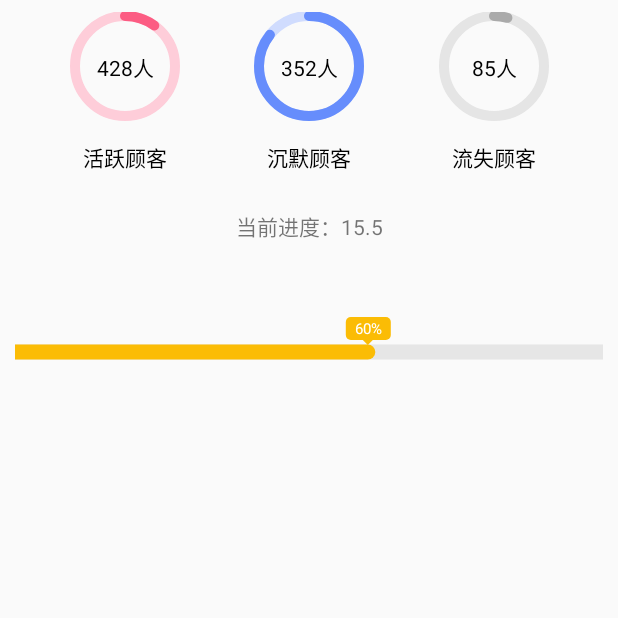
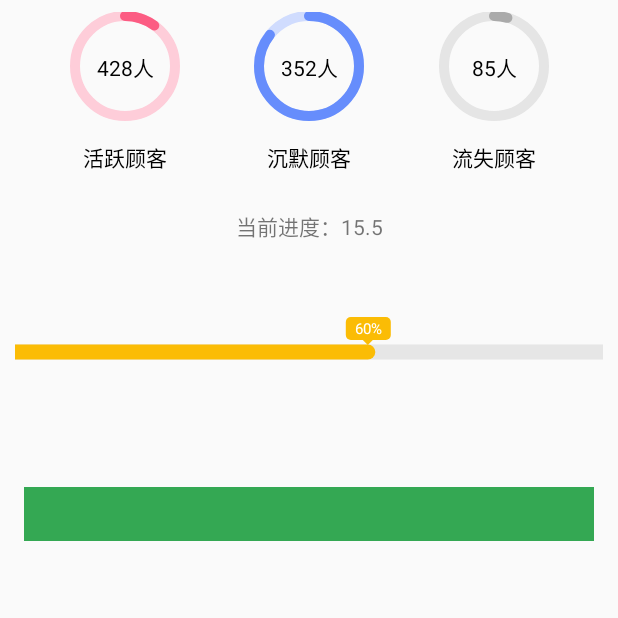
Before and after one commit to ijays7/AndroidPractice, an Android app: the screen it shows after launch (ActiveProgressbarActivity), after a tap on "ACTIVE PROGRESS", on a phone screen of 412 x 824 dp, the top half of it. Run offline under Robolectric (Android 15) with nearby library versions, the phone set to English and light mode, and no system bars; our stand-ins replace ButterKnife.

Commit message:
Change progress bar

```diff
--- a/app/build.gradle
+++ b/app/build.gradle
@@ -35,7 +35,7 @@ dependencies {
     testImplementation 'junit:junit:4.12'
     implementation 'com.jakewharton:butterknife:8.8.1'
     annotationProcessor 'com.jakewharton:butterknife-compiler:8.8.1'
-    implementation 'com.google.android:flexbox:0.3.1'
+    implementation 'com.google.android:flexbox:0.3.2'
 
     implementation 'com.github.razerdp:AnimatedPieView:1.1.3'
 }
--- a/app/src/main/java/com/ijays/apolo/activity/ActiveProgressbarActivity.java
+++ b/app/src/main/java/com/ijays/apolo/activity/ActiveProgressbarActivity.java
@@ -5,15 +5,18 @@ import android.os.Bundle;
 import android.support.annotation.RequiresApi;
 import android.transition.Slide;
 import android.transition.Transition;
+import android.util.Log;
 import android.view.Gravity;
 import android.widget.TextView;
 
 import com.ijays.apolo.R;
 import com.ijays.apolo.view.CircleActiveProgressBar;
+import com.ijays.apolo.view.CustomProgressBar;
 import com.ijays.apolo.view.HorizontalProgressBar;
 import com.ijays.apolo.view.NiceProgressBar;
 
 import butterknife.BindView;
+import butterknife.OnClick;
 
 /**
  * Created by ijaysdev on 02/06/2017.
@@ -32,6 +35,8 @@ public class ActiveProgressbarActivity extends BaseActivity {
     NiceProgressBar mPb1;
     @BindView(R.id.txt_progress)
     TextView mProgressTxt;
+    @BindView(R.id.custom)
+    CustomProgressBar customProgressBar;
 
     @Override
     protected int getLayoutId() {
@@ -67,6 +72,14 @@ public class ActiveProgressbarActivity extends BaseActivity {
                 .setDefaultWheelColor(getResources().getColor(R.color.google_blue))
                 .setWheelColor(getResources().getColor(R.color.google_orange))
                 .show();
+
+        customProgressBar.postDelayed(() -> {
+            customProgressBar.setMaxProgress(100);
+//        customProgressBar.setProgress(100);
+            customProgressBar.setFastProgress(100);
+        }, 100);
+
+
     }
 
     @RequiresApi(api = Build.VERSION_CODES.LOLLIPOP)
@@ -78,4 +91,26 @@ public class ActiveProgressbarActivity extends BaseActivity {
         getWindow().setEnterTransition(slide);
     }
 
+    @OnClick(R.id.custom)
+    void onClickCustom() {
+        Log.e("SONGJIE", "dsds");
+        customProgressBar.post(runnable);
+    }
+
+    private Runnable runnable = new Runnable() {
+        @Override
+        public void run() {
+//            if (customProgressBar.getProgress() < customProgressBar.getMaxProgress()) {
+            Log.e("SONGJIE", "runnable");
+            customProgressBar.decrementProgreeBy(10);
+            customProgressBar.postDelayed(runnable, 500);
+//            } else {
+//                customProgressBar.setProgress(0);
+//                customProgressBar.postDelayed(runnable, 2000);
+//
+//            }
+        }
+    };
+
+
 }
--- a/app/src/main/java/com/ijays/apolo/util/ViewUtils.java
+++ b/app/src/main/java/com/ijays/apolo/util/ViewUtils.java
@@ -12,7 +12,7 @@ public class ViewUtils {
     private static int widthPixels = -1;
     private static int heightPixels = -1;
 
-    public static int dp2Px(Context context, int dpValue) {
+    public static int dp2Px(Context context, float dpValue) {
         float scale = context.getResources().getDisplayMetrics().density;
         return (int) (dpValue * scale + 0.5f);
     }
--- /dev/null
+++ b/app/src/main/java/com/ijays/apolo/view/CustomProgressBar.java
@@ -0,0 +1,292 @@
+package com.ijays.apolo.view;
+
+import android.animation.ValueAnimator;
+import android.content.Context;
+import android.content.res.TypedArray;
+import android.graphics.Canvas;
+import android.graphics.Color;
+import android.graphics.Paint;
+import android.graphics.RectF;
+import android.support.v4.content.ContextCompat;
+import android.util.AttributeSet;
+import android.util.Log;
+import android.view.View;
+import android.view.animation.AccelerateDecelerateInterpolator;
+
+import com.ijays.apolo.R;
+import com.ijays.apolo.util.ViewUtils;
+
+
+/**
+ * Created by ijaysdev on 27/02/2017.
+ */
+
+public class CustomProgressBar extends View {
+    private static final int DEFAULT_TEXT_VISIBILITY = 0;//set text visible as default
+    private static final int DEFAULT_REACHED_COLOR = Color.rgb(66, 145, 241);
+    private static final int DEFAULT_UNREACHED_COLOR = Color.rgb(204, 204, 204);
+
+    private int mMaxProgress = 100;
+
+    private int mCurrentProgress = 0;
+
+    private int mFastProgress;
+
+    private int mReachBarColor, mUnreachedBarColor;
+
+    private int mTextColor;
+
+    private float mTextSize;
+
+    private float mOffset;
+
+    //是否绘制左右矩形、文字
+    private boolean mDrawReachBar = true;
+    private boolean mDrawUnreachedBar = true;
+    private boolean mIfDrawText = true;
+
+    private float mDrawTextStart, mDrawTextEnd;
+    private float mReachedBarHeight, mUnreachedBarHeight;
+
+    private String mCurrentDrawText;
+
+    private Paint mTextPaint;
+    private Paint mReachBarPaint, mUnreachedBarPaint;
+
+    private RectF mReachedRectF;
+    private RectF mUnreachedRectF;
+
+    private final float default_progress_text_offset;
+    private final float default_text_size;
+    private final float default_reached_bar_height;
+    private final float default_unreached_bar_height;
+
+    private ValueAnimator mValueAnimator;
+
+
+    public CustomProgressBar(Context context) {
+        this(context, null);
+    }
+
+    public CustomProgressBar(Context context, AttributeSet attrs) {
+        this(context, attrs, 0);
+    }
+
+    public CustomProgressBar(Context context, AttributeSet attrs, int defStyleAttr) {
+        super(context, attrs, defStyleAttr);
+
+        default_reached_bar_height = ViewUtils.dp2Px(getContext(), 1.5f);
+        default_unreached_bar_height = ViewUtils.dp2Px(getContext(), 1.0f);
+        default_text_size = ViewUtils.sp2px(getContext(), 10);
+        default_progress_text_offset = ViewUtils.dp2Px(getContext(), 3.0f);
+
+        initAttrs(context, attrs);
+        initPaint();
+    }
+
+    private void initAttrs(Context context, AttributeSet attrs) {
+        mReachedRectF = new RectF(0, 0, 0, 0);
+        mUnreachedRectF = new RectF(0, 0, 0, 0);
+
+        TypedArray ta = context.obtainStyledAttributes(attrs, R.styleable.NumberProgressBar);
+
+        mReachBarColor = ta.getColor(R.styleable.NumberProgressBar_progress_reached_color, ContextCompat.getColor(getContext(),
+                R.color.google_green));
+        mUnreachedBarColor = ta.getColor(R.styleable.NumberProgressBar_progress_unreached_color, ContextCompat.getColor(getContext(),
+                R.color.grey));
+        mTextColor = ta.getColor(R.styleable.NumberProgressBar_progress_text_color, ContextCompat.getColor(getContext(),
+                R.color.grey));
+        mTextSize = ta.getDimension(R.styleable.NumberProgressBar_progress_text_size, default_text_size);
+
+        mReachedBarHeight = ta.getDimension(R.styleable.NumberProgressBar_progress_reached_bar_height, default_reached_bar_height);
+        mUnreachedBarHeight = ta.getDimension(R.styleable.NumberProgressBar_progress_unreached_bar_height, default_unreached_bar_height);
+        mOffset = ta.getDimension(R.styleable.NumberProgressBar_progress_text_offset, default_progress_text_offset);
+
+        mCurrentProgress = ta.getInt(R.styleable.NumberProgressBar_progress_current, 0);
+        int textVisibility = ta.getInt(R.styleable.NumberProgressBar_progress_text_visibility, DEFAULT_TEXT_VISIBILITY);
+        if (textVisibility != DEFAULT_TEXT_VISIBILITY) {
+            mIfDrawText = false;
+        }
+        ta.recycle();
+    }
+
+    private void initPaint() {
+        mReachBarPaint = new Paint(Paint.ANTI_ALIAS_FLAG);
+        mReachBarPaint.setColor(mReachBarColor);
+
+        mUnreachedBarPaint = new Paint(Paint.ANTI_ALIAS_FLAG);
+        mUnreachedBarPaint.setColor(mUnreachedBarColor);
+
+        mTextPaint = new Paint(Paint.ANTI_ALIAS_FLAG);
+        mTextPaint.setColor(mTextColor);
+        mTextPaint.setTextSize(mTextSize);
+    }
+
+
+    private float mRatio;
+
+    private void initAnimation() {
+        mValueAnimator = ValueAnimator.ofInt(0, mMaxProgress);
+        mValueAnimator.setDuration(800);
+        mValueAnimator.setInterpolator(new AccelerateDecelerateInterpolator());
+        mValueAnimator.addUpdateListener((animation -> {
+//            float value = (float) animation.getAnimatedValue();
+//            mRatio = value / mMaxProgress;
+
+            Log.e("SONGJIE","===vaue==>"+animation.getAnimatedValue());
+            mCurrentProgress = (int) animation.getAnimatedValue();
+
+//            if (mCurrentProgress >= mTipWidth / 2 && mCurrentProgress <= (getWidth() - mTipWidth / 2)) {
+//                mLeftDistance = mCurrentProgress - mTipWidth / 2;
+//            }
+
+            invalidate();
+        }));
+
+        mValueAnimator.start();
+    }
+
+    @Override
+    protected void onMeasure(int widthMeasureSpec, int heightMeasureSpec) {
+        setMeasuredDimension(measurement(widthMeasureSpec, true), measurement(heightMeasureSpec, false));
+    }
+
+    private int measurement(int measureSpec, boolean isWidth) {
+        int result;
+        int mode = View.MeasureSpec.getMode(measureSpec);
+        int size = View.MeasureSpec.getSize(measureSpec);
+        int padding = isWidth ? getPaddingLeft() + getPaddingRight() : getPaddingTop() + getPaddingBottom();
+        if (mode == View.MeasureSpec.EXACTLY) {
+            result = size;
+        } else {
+            result = isWidth ? getSuggestedMinimumWidth() : getSuggestedMinimumHeight();
+            result += padding;
+            if (isWidth) {
+                result = Math.max(result, size);
+            } else {
+                result = Math.min(result, size);
+            }
+        }
+        return result;
+    }
+
+    @Override
+    protected int getSuggestedMinimumWidth() {
+        return (int) mTextSize;
+    }
+
+    @Override
+    protected int getSuggestedMinimumHeight() {
+        return (int) Math.max(mTextSize, Math.max(mReachedBarHeight, mUnreachedBarHeight));
+    }
+
+    @Override
+    protected void onDraw(Canvas canvas) {
+        if (mIfDrawText) {
+            calculateDrawRectF();
+        } else {
+            calculateDrawRectWithoutProgressText();
+        }
+
+        if (mDrawReachBar) {
+            canvas.drawRect(mReachedRectF, mReachBarPaint);
+        }
+//        if (mDrawUnreachedBar) {
+//            canvas.drawRect(mUnreachedRectF, mUnreachedBarPaint);
+//        }
+        if (mIfDrawText) {
+            canvas.drawText(mCurrentDrawText, mDrawTextStart, mDrawTextEnd, mTextPaint);
+        }
+    }
+
+    private void calculateDrawRectWithoutProgressText() {
+        mReachedRectF.left = getPaddingLeft();
+//        mReachedRectF.top = getHeight() / 2.0f - mReachedBarHeight / 2.0f;
+        mReachedRectF.top = 0;
+        mReachedRectF.bottom = getHeight();
+//        mReachedRectF.bottom = getHeight() / 2.0f + mReachedBarHeight / 2.0f;
+
+        mReachedRectF.right = (getWidth() - getPaddingLeft() - getPaddingRight()) / (getMaxProgress() * 1.0f)
+                * getProgress() + getPaddingLeft();
+
+        mUnreachedRectF.left = mReachedRectF.right;
+        mUnreachedRectF.top = 0;
+        mUnreachedRectF.bottom = getHeight();
+//        mUnreachedRectF.top = getHeight() / 2.0f - mUnreachedBarHeight / 2.0f;
+//        mUnreachedRectF.bottom = getHeight() / 2.0f + mUnreachedBarHeight / 2.0f;
+        mUnreachedRectF.right = getWidth() - getPaddingRight();
+    }
+
+    private void calculateDrawRectF() {
+
+        mCurrentDrawText = String.format("%d", getProgress() * 100 / getMaxProgress());
+        mCurrentDrawText = mCurrentDrawText + "%";
+        float drawTextWidth = mTextPaint.measureText(mCurrentDrawText);
+
+        if (getProgress() == 0) {
+            //此时不绘制左侧矩形
+            mDrawReachBar = false;
+            mDrawTextStart = getPaddingLeft();
+
+        } else {
+            mDrawReachBar = true;
+            mReachedRectF.left = getPaddingLeft();
+            mReachedRectF.top = getHeight() / 2 - mReachedBarHeight / 2;
+            mReachedRectF.bottom = getHeight() / 2 + mReachedBarHeight / 2;
+            mReachedRectF.right = (getWidth() - getPaddingLeft() - getPaddingRight()) / (getMaxProgress() * 1f)
+                    * getProgress() + mOffset + getPaddingLeft();
+            mDrawTextStart = mReachedRectF.right + mOffset;
+        }
+        mDrawTextEnd = getHeight() / 2.0f - ((mTextPaint.descent() + mTextPaint.ascent()) / 2.0f);
+
+        if (mDrawTextStart + drawTextWidth >= getWidth() - getPaddingRight()) {
+            //此时仅绘制文字加左边的矩形
+            mDrawTextStart = getWidth() - getPaddingRight() - drawTextWidth;
+            mReachedRectF.right = mDrawTextStart - mOffset;
+        }
+        float unreachedBarStart = mDrawTextStart + drawTextWidth + mOffset;
+        if (unreachedBarStart >= getWidth() - getPaddingRight()) {
+            mDrawUnreachedBar = false;
+        } else {
+            mDrawUnreachedBar = true;
+            mUnreachedRectF.left = unreachedBarStart;
+            mUnreachedRectF.right = getWidth() - getPaddingRight();
+            mUnreachedRectF.top = getHeight() / 2.0f - mUnreachedBarHeight / 2.0f;
+            mUnreachedRectF.bottom = getHeight() / 2.0f + mUnreachedBarHeight / 2.0f;
+        }
+    }
+
+    public int getProgress() {
+        return mCurrentProgress;
+    }
+
+    public int getMaxProgress() {
+        return mMaxProgress;
+    }
+
+    public void incrementProgressBy(int progress) {
+        setProgress(getProgress() + progress);
+    }
+
+    public void setMaxProgress(int maxProgress) {
+        this.mMaxProgress = maxProgress;
+    }
+
+    public void setFastProgress(int progress) {
+        this.mFastProgress = progress;
+        initAnimation();
+    }
+
+    public void setProgress(int progress) {
+        if (progress <= getMaxProgress()) {
+            this.mCurrentProgress = progress;
+            invalidate();
+        }
+    }
+
+    public void decrementProgreeBy(int progress) {
+        setProgress(getProgress() - progress);
+    }
+
+
+}
--- a/app/src/main/res/layout/activity_active_layout.xml
+++ b/app/src/main/res/layout/activity_active_layout.xml
@@ -75,6 +75,19 @@
         android:layout_height="wrap_content"
         android:visibility="gone" />
 
+
+    <com.ijays.apolo.view.CustomProgressBar
+        android:id="@+id/custom"
+        android:layout_width="0dp"
+        android:layout_height="36dp"
+        android:layout_marginLeft="16dp"
+        android:layout_marginRight="16dp"
+        android:layout_marginTop="30dp"
+        app:layout_constraintLeft_toLeftOf="parent"
+        app:layout_constraintRight_toRightOf="parent"
+        app:layout_constraintTop_toBottomOf="@id/horizontal_progress_bar"
+        app:progress_text_visibility="invisible" />
+
     <!--<com.ijays.apolo.view.RingProgressbar-->
     <!--android:layout_width="wrap_content"-->
     <!--android:layout_height="wrap_content"-->
```
Also changed, not shown: app/src/main/java/com/ijays/apolo/activity/FlexBoxTestActivity.java (+6 -1 lines), app/src/main/java/com/ijays/apolo/fragment/AutoTransitionFragment.java (+5 -3 lines), app/src/main/res/layout/fragment_auto_transition_layout.xml (+9 -0 lines), app/src/main/res/values/attr.xml (+23 -0 lines).
